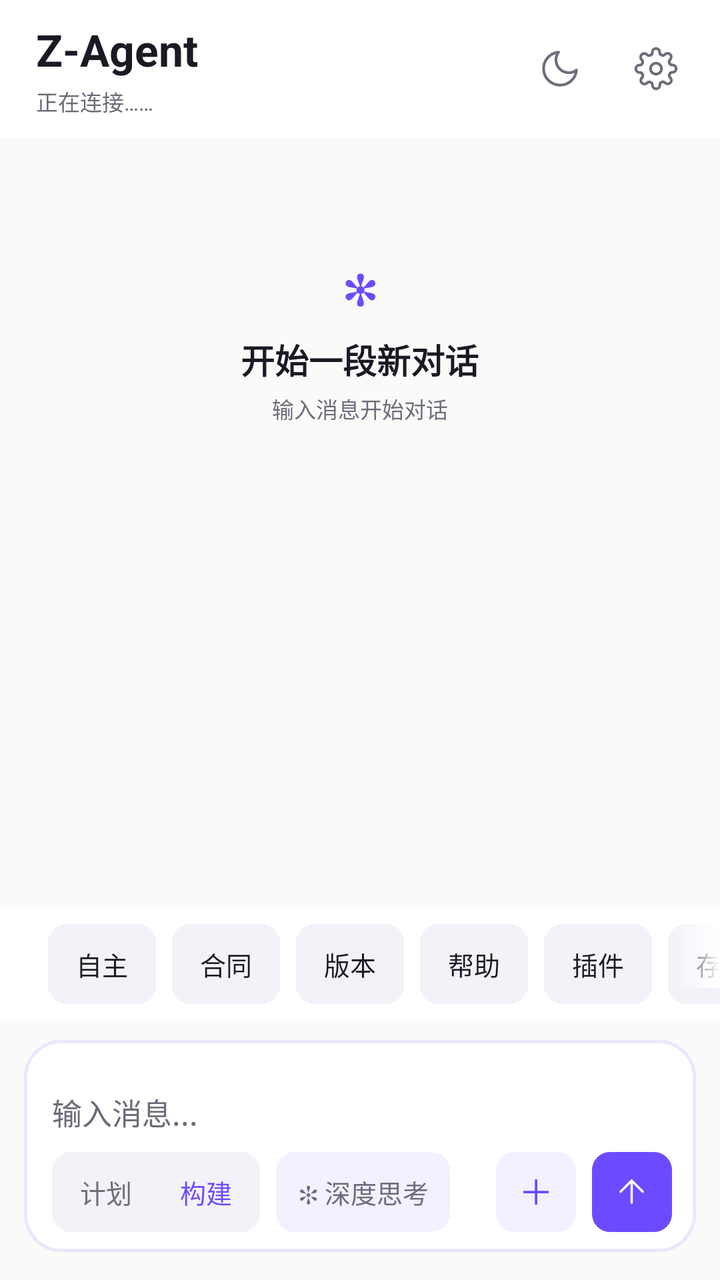
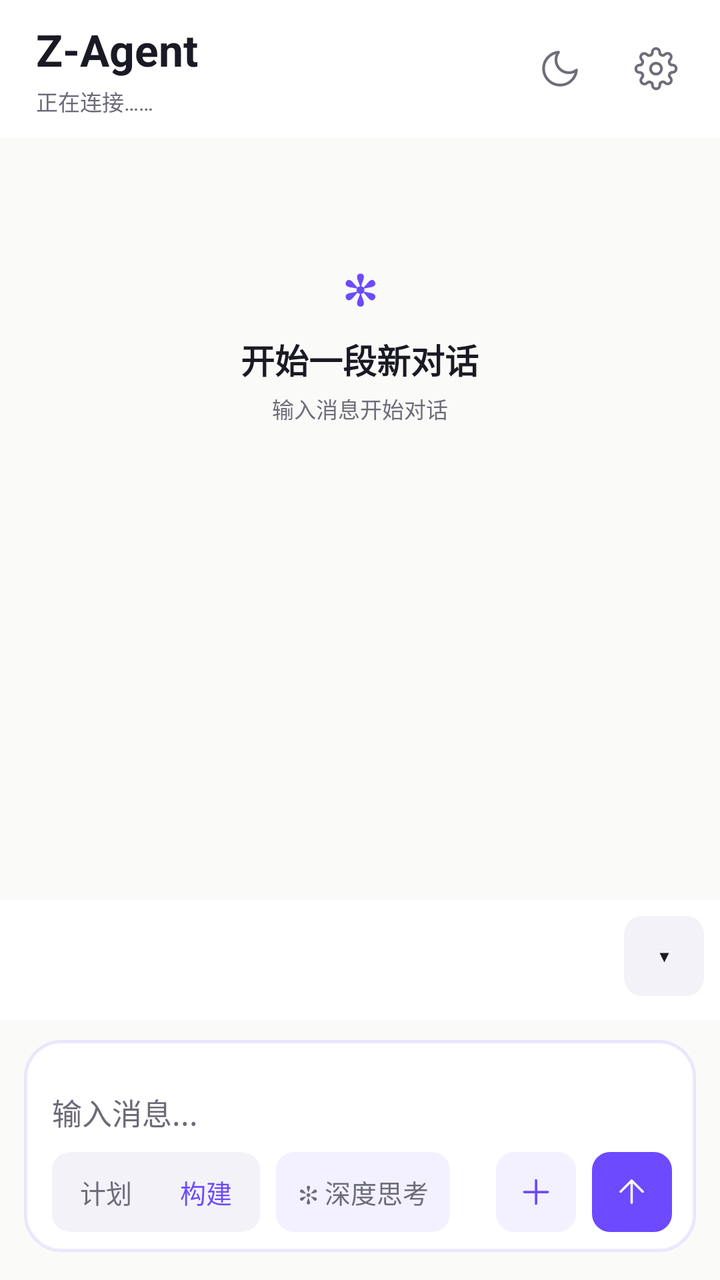

Before-and-after screenshots of an Android layout around one commit, followed by the original layout XML and the change that was made.
<!-- AndroidManifest.xml: application theme AppTheme -->
<!-- res/layout/activity_main.xml -->
<?xml version="1.0" encoding="utf-8"?>
<LinearLayout xmlns:android="http://schemas.android.com/apk/res/android"
android:id="@+id/rootView"
android:layout_width="match_parent"
android:layout_height="match_parent"
android:background="@color/bg_canvas"
android:orientation="vertical">


<LinearLayout
android:id="@+id/topBar"
android:layout_width="match_parent"
android:layout_height="wrap_content"
android:background="@color/bg_elevated"
android:gravity="center_vertical"
android:orientation="horizontal"
android:paddingStart="18dp"
android:paddingTop="10dp"
android:paddingEnd="8dp"
android:paddingBottom="10dp">

<LinearLayout
android:layout_width="0dp"
android:layout_height="wrap_content"
android:layout_weight="1"
android:orientation="vertical">
<TextView
android:layout_width="wrap_content"
android:layout_height="wrap_content"
android:text="Z-Agent"
android:textColor="@color/text_primary"
android:textSize="@dimen/fs_display"
android:textStyle="bold" />
<TextView
android:id="@+id/statusText"
android:layout_width="match_parent"
android:layout_height="wrap_content"
android:layout_marginTop="3dp"
android:ellipsize="end"
android:maxLines="1"
android:text="正在连接……"
android:textColor="@color/text_tertiary"
android:textSize="@dimen/fs_caption" />
</LinearLayout>


<FrameLayout
android:id="@+id/themeButton"
android:contentDescription="切换深浅主题"
android:layout_width="48dp"
android:layout_height="48dp"
android:background="?attr/selectableItemBackgroundBorderless"
android:clickable="true"
android:focusable="true">
<ImageView
android:id="@+id/themeIcon"
android:layout_width="22dp"
android:layout_height="22dp"
android:layout_gravity="center"
android:src="@drawable/ic_moon" />
</FrameLayout>


<FrameLayout
android:id="@+id/settingsButton"
android:contentDescription="打开设置"
android:layout_width="48dp"
android:layout_height="48dp"
android:background="?attr/selectableItemBackgroundBorderless"
android:clickable="true"
android:focusable="true">
<ImageView
android:layout_width="22dp"
android:layout_height="22dp"
android:layout_gravity="center"
android:src="@drawable/ic_gear" />
</FrameLayout>
</LinearLayout>


<FrameLayout
android:layout_width="match_parent"
android:layout_height="0dp"
android:layout_weight="1">

<ScrollView
android:id="@+id/outputScroll"
android:layout_width="match_parent"
android:layout_height="match_parent"
android:background="@color/bg_canvas"
android:fillViewport="true"
android:overScrollMode="always"
android:scrollbars="vertical">
<LinearLayout
android:id="@+id/chatContainer"
android:layout_width="match_parent"
android:layout_height="wrap_content"
android:orientation="vertical"
android:paddingStart="8dp"
android:paddingTop="12dp"
android:paddingEnd="8dp"
android:paddingBottom="12dp">

<LinearLayout
android:id="@+id/emptyState"
android:layout_width="match_parent"
android:layout_height="wrap_content"
android:gravity="center_horizontal"
android:orientation="vertical"
android:paddingTop="48dp"
android:paddingBottom="24dp">
<TextView
android:layout_width="wrap_content"
android:layout_height="wrap_content"
android:text="✻"
android:textColor="@color/accent"
android:textSize="@dimen/fs_display"
android:textStyle="bold" />
<TextView
android:layout_width="wrap_content"
android:layout_height="wrap_content"
android:layout_marginTop="8dp"
android:text="开始一段新对话"
android:textColor="@color/text_primary"
android:textSize="@dimen/fs_title"
android:textStyle="bold" />
<TextView
android:layout_width="wrap_content"
android:layout_height="wrap_content"
android:layout_marginTop="4dp"
android:text="输入消息开始对话"
android:textColor="@color/text_secondary"
android:textSize="@dimen/fs_caption" />
</LinearLayout>
 </LinearLayout>
</ScrollView>


<FrameLayout
android:id="@+id/scrollBottomBtn"
android:layout_width="40dp"
android:layout_height="40dp"
android:layout_gravity="bottom|end"
android:layout_marginEnd="16dp"
 android:layout_marginBottom="76dp"
android:background="@drawable/bg_circle_btn"
android:clickable="true"
android:focusable="true"
android:foreground="@drawable/ripple_circle"
android:visibility="gone">
<TextView
android:layout_width="wrap_content"
android:layout_height="wrap_content"
android:layout_gravity="center"
android:text="↓"
android:textColor="@color/accent"
android:textSize="20sp"
android:textStyle="bold" />
</FrameLayout>
</FrameLayout>


<FrameLayout
android:layout_width="match_parent"
android:layout_height="wrap_content"
android:background="@color/bg_elevated">

<HorizontalScrollView
android:id="@+id/quickScroll"
android:layout_width="match_parent"
android:layout_height="wrap_content"
android:overScrollMode="never"
android:scrollbars="none">
<LinearLayout
android:layout_width="wrap_content"
android:layout_height="wrap_content"
android:orientation="horizontal"
android:paddingStart="16dp"
android:paddingTop="8dp"
android:paddingEnd="16dp"
android:paddingBottom="8dp">
<TextView android:id="@+id/btnIdle" style="@style/QuickChip" android:text="自主" />
<TextView android:id="@+id/btnContract" style="@style/QuickChip" android:text="合同" />
<TextView android:id="@+id/btnVersions" style="@style/QuickChip" android:text="版本" />
<TextView android:id="@+id/btnHelp" style="@style/QuickChip" android:text="帮助" />
<TextView android:id="@+id/btnPlugins" style="@style/QuickChip" android:text="插件" />
<TextView android:id="@+id/btnSavePlugin" style="@style/QuickChip" android:text="存插件" />
<TextView android:id="@+id/btnClear" style="@style/QuickChip" android:text="清屏" />
</LinearLayout>
</HorizontalScrollView>


<View
android:id="@+id/quickScrim"
android:layout_width="24dp"
android:layout_height="40dp"
android:layout_gravity="end"
android:background="@drawable/scrim_right" />
</FrameLayout>


<LinearLayout
android:id="@+id/inputBar"
android:layout_width="match_parent"
android:layout_height="wrap_content"
android:background="@color/bg_canvas"
android:orientation="vertical"
android:paddingStart="12dp"
android:paddingTop="10dp"
android:paddingEnd="12dp"
android:paddingBottom="14dp">

<LinearLayout
android:id="@+id/inputCard"
android:layout_width="match_parent"
android:layout_height="wrap_content"
android:background="@drawable/bg_input_card"
android:orientation="vertical"
android:paddingStart="14dp"
android:paddingTop="12dp"
android:paddingEnd="12dp"
android:paddingBottom="10dp">

<HorizontalScrollView
android:id="@+id/attachScroll"
android:layout_width="match_parent"
android:layout_height="wrap_content"
android:scrollbars="none"
android:visibility="gone">
<LinearLayout
android:id="@+id/attachRow"
android:layout_width="wrap_content"
android:layout_height="wrap_content"
android:orientation="horizontal"
android:paddingBottom="6dp" />
</HorizontalScrollView>

<EditText
android:id="@+id/inputEdit"
android:layout_width="match_parent"
android:layout_height="wrap_content"
android:minHeight="44dp"
android:background="@null"
android:hint="输入消息..."
android:imeOptions="actionSend"
android:inputType="textCapSentences"
android:maxLines="5"
android:paddingTop="8dp"
android:paddingBottom="4dp"
android:textColor="@color/text_primary"
android:textColorHint="@color/text_tertiary"
android:textSize="@dimen/fs_body" />

<LinearLayout
android:layout_width="match_parent"
android:layout_height="wrap_content"
android:gravity="center_vertical"
android:orientation="horizontal">

<FrameLayout
android:id="@+id/segContainer"
android:layout_width="wrap_content"
android:layout_height="40dp"
android:background="@drawable/bg_seg_container"
android:padding="2dp">
<View
android:id="@+id/segThumb"
android:layout_width="0dp"
android:layout_height="match_parent"
android:background="@drawable/bg_seg_thumb" />
<LinearLayout
android:layout_width="wrap_content"
android:layout_height="match_parent"
android:orientation="horizontal">
<TextView
android:id="@+id/segPlan"
android:layout_width="wrap_content"
android:layout_height="match_parent"
android:gravity="center"
android:paddingStart="12dp"
android:paddingEnd="12dp"
android:text="计划"
android:textColor="@color/text_secondary"
android:textSize="@dimen/fs_label" />
<TextView
android:id="@+id/segBuild"
android:layout_width="wrap_content"
android:layout_height="match_parent"
android:gravity="center"
android:paddingStart="12dp"
android:paddingEnd="12dp"
android:text="构建"
android:textColor="@color/accent"
android:textSize="@dimen/fs_label" />
</LinearLayout>
</FrameLayout>

<TextView
android:id="@+id/chipThink2"
android:layout_width="wrap_content"
android:layout_height="40dp"
android:layout_marginStart="8dp"
android:background="@drawable/bg_mini_pill"
android:clickable="true"
android:focusable="true"
android:foreground="@drawable/ripple_pill"
android:gravity="center"
android:paddingStart="11dp"
android:paddingEnd="11dp"
android:text="✻ 深度思考"
android:textColor="@color/text_secondary"
android:textSize="@dimen/fs_label"
android:maxLines="1"
android:singleLine="true" />

<TextView
android:id="@+id/chipSearch"
android:layout_width="wrap_content"
android:layout_height="48dp"
android:visibility="gone" />

<View
android:layout_width="0dp"
android:layout_height="1dp"
android:layout_weight="1" />

<FrameLayout
android:id="@+id/btnPlus"
android:contentDescription="添加附件"
android:layout_width="40dp"
android:layout_height="40dp"
android:background="@drawable/bg_circle_btn"
android:clickable="true"
android:focusable="true"
android:foreground="@drawable/ripple_circle">
<ImageView
android:layout_width="20dp"
android:layout_height="20dp"
android:layout_gravity="center"
android:src="@drawable/ic_plus" />
</FrameLayout>

<FrameLayout
android:id="@+id/sendButton"
android:contentDescription="发送消息"
android:layout_width="40dp"
android:layout_height="40dp"
android:layout_marginStart="8dp"
android:background="@drawable/bg_circle_send"
android:clickable="true"
android:focusable="true"
android:foreground="@drawable/ripple_circle">
<ImageView
android:layout_width="19dp"
android:layout_height="19dp"
android:layout_gravity="center"
android:src="@drawable/ic_send_arrow" />
</FrameLayout>
</LinearLayout>
</LinearLayout>

</LinearLayout>
</LinearLayout>
<!-- resources referenced by this layout -->
<resources>
  <color name="accent">#6D4AFF</color>
  <color name="bg_canvas">#FAFAF9</color>
  <color name="bg_elevated">#FFFFFF</color>
  <color name="text_primary">#1A1A24</color>
  <color name="text_secondary">#6D6D7A</color>
  <color name="text_tertiary">#6B6B78</color>
  <dimen name="fs_body">15sp</dimen>
  <dimen name="fs_caption">11sp</dimen>
  <dimen name="fs_display">22sp</dimen>
  <dimen name="fs_label">13sp</dimen>
  <dimen name="fs_title">17sp</dimen>
  <!-- drawable bg_circle_btn (drawable) -->
  <?xml version="1.0" encoding="utf-8"?>
  <shape xmlns:android="http://schemas.android.com/apk/res/android" android:shape="rectangle">
   <solid android:color="@color/accent_subtle" />
   <corners android:radius="8.95dp" />
  </shape>
  <!-- drawable bg_circle_send (drawable) -->
  <?xml version="1.0" encoding="utf-8"?>
  <shape xmlns:android="http://schemas.android.com/apk/res/android" android:shape="rectangle">
   <solid android:color="@color/accent" />
   <corners android:radius="8.95dp" />
  </shape>
  <!-- drawable bg_mini_pill (drawable) -->
  <?xml version="1.0" encoding="utf-8"?>
  <shape xmlns:android="http://schemas.android.com/apk/res/android" android:shape="rectangle">
  <solid android:color="@color/accent_subtle" />
  <corners android:radius="@dimen/radius_sm" />
  </shape>
  <!-- drawable bg_seg_container (drawable) -->
  <?xml version="1.0" encoding="utf-8"?>
  <shape xmlns:android="http://schemas.android.com/apk/res/android" android:shape="rectangle">
  <solid android:color="@color/bg_subtle" />
  <corners android:radius="@dimen/radius_sm" />
  </shape>
  <!-- drawable scrim_right (drawable) -->
  <?xml version="1.0" encoding="utf-8"?>
  <shape xmlns:android="http://schemas.android.com/apk/res/android" android:shape="rectangle">
  <gradient android:startColor="@android:color/transparent" android:endColor="@color/bg_elevated" android:angle="0" />
  </shape>
  <style name="QuickChip">
  <item name="android:layout_width">wrap_content</item>
  <item name="android:layout_height">40dp</item>
  <item name="android:layout_marginStart">@dimen/space_sm</item>
  <item name="android:background">@drawable/bg_quick</item>
  <item name="android:foreground">@drawable/ripple_press</item>
  <item name="android:gravity">center</item>
  <item name="android:paddingStart">@dimen/pad_pill_h</item>
  <item name="android:paddingEnd">@dimen/pad_pill_h</item>
  <item name="android:textColor">@color/text_primary</item>
  <item name="android:textSize">@dimen/fs_label</item>
  <item name="android:clickable">true</item>
  <item name="android:focusable">true</item>
  </style>
  <color name="accent_subtle">#146D4AFF</color>
  <dimen name="radius_lg">18dp</dimen>
  <color name="accent_line">#1F6D4AFF</color>
  <dimen name="radius_sm">8.95dp</dimen>
  <color name="bg_subtle">#F4F2F9</color>
  <color name="on_accent">#FFFFFF</color>
  <dimen name="space_sm">8dp</dimen>
  <!-- drawable bg_quick (drawable) -->
  <?xml version="1.0" encoding="utf-8"?>
  <shape xmlns:android="http://schemas.android.com/apk/res/android" android:shape="rectangle">
  <solid android:color="@color/bg_subtle" />
  <corners android:radius="@dimen/radius_sm" />
  </shape>
  <!-- drawable ripple_press (drawable) -->
  <?xml version="1.0" encoding="utf-8"?>
  <ripple xmlns:android="http://schemas.android.com/apk/res/android" android:color="@color/accent_line">
  <item android:id="@android:id/mask">
  <shape android:shape="rectangle">
  <corners android:radius="@dimen/radius_sm" />
  <solid android:color="#FFFFFF" />
  </shape>
  </item>
  </ripple>
  <dimen name="pad_pill_h">14dp</dimen>
  <style name="AppBottomSheet" parent="Theme.Design.Light.BottomSheetDialog">
  <item name="bottomSheetStyle">@style/AppBottomSheet.Modal</item>
  <item name="android:windowIsFloating">false</item>
  <item name="android:statusBarColor">@android:color/transparent</item>
  </style>
  <style name="AppBottomSheet.Modal" parent="Widget.Design.BottomSheet.Modal">
  <item name="android:background">@android:color/transparent</item>
  </style>
  <!-- unchanged entries left out for length: 10 -->
</resources>

<!-- the commit's change to res/layout/activity_main.xml (unified diff, before → after) -->
@@ -160,42 +160,31 @@ android:textStyle="bold" />
 </FrameLayout>
 
 
-<FrameLayout
-android:layout_width="match_parent"
-android:layout_height="wrap_content"
-android:background="@color/bg_elevated">
-
-<HorizontalScrollView
-android:id="@+id/quickScroll"
-android:layout_width="match_parent"
-android:layout_height="wrap_content"
-android:overScrollMode="never"
-android:scrollbars="none">
-<LinearLayout
-android:layout_width="wrap_content"
-android:layout_height="wrap_content"
-android:orientation="horizontal"
-android:paddingStart="16dp"
-android:paddingTop="8dp"
-android:paddingEnd="16dp"
-android:paddingBottom="8dp">
-<TextView android:id="@+id/btnIdle" style="@style/QuickChip" android:text="自主" />
-<TextView android:id="@+id/btnContract" style="@style/QuickChip" android:text="合同" />
-<TextView android:id="@+id/btnVersions" style="@style/QuickChip" android:text="版本" />
-<TextView android:id="@+id/btnHelp" style="@style/QuickChip" android:text="帮助" />
-<TextView android:id="@+id/btnPlugins" style="@style/QuickChip" android:text="插件" />
-<TextView android:id="@+id/btnSavePlugin" style="@style/QuickChip" android:text="存插件" />
-<TextView android:id="@+id/btnClear" style="@style/QuickChip" android:text="清屏" />
-</LinearLayout>
+<FrameLayout android:id="@+id/quickBarContainer" android:layout_width="match_parent" android:layout_height="wrap_content" android:background="@color/bg_elevated" android:minHeight="60dp">
+
+
+
+<FrameLayout android:id="@+id/quickToggleCollapsed" android:layout_width="56dp" android:layout_height="56dp" android:layout_gravity="end|center_vertical" android:layout_marginTop="6dp" android:layout_marginEnd="16dp" android:layout_marginBottom="6dp" android:background="@drawable/bg_quick_toggle" android:clickable="true" android:focusable="true" android:foreground="@drawable/ripple_circle" android:visibility="gone">
+<TextView android:layout_width="wrap_content" android:layout_height="wrap_content" android:layout_gravity="center" android:text="/" android:textColor="@color/accent" android:textSize="26sp" android:textStyle="bold" />
+</FrameLayout>
+
+
+
+<LinearLayout android:id="@+id/quickRowWrap" android:layout_width="match_parent" android:layout_height="wrap_content" android:gravity="center_vertical" android:minHeight="56dp" android:orientation="horizontal" android:paddingStart="8dp" android:paddingTop="6dp" android:paddingEnd="8dp" android:paddingBottom="6dp">
+
+<HorizontalScrollView android:id="@+id/quickScroll" android:layout_width="0dp" android:layout_height="wrap_content" android:layout_weight="1" android:overScrollMode="never" android:scrollbars="none">
+<LinearLayout android:id="@+id/quickRow" android:layout_width="wrap_content" android:layout_height="wrap_content" android:gravity="center_vertical" android:orientation="horizontal" android:paddingStart="8dp" android:paddingEnd="8dp" />
 </HorizontalScrollView>
 
-
-<View
-android:id="@+id/quickScrim"
-android:layout_width="24dp"
-android:layout_height="40dp"
-android:layout_gravity="end"
-android:background="@drawable/scrim_right" />
+<TextView android:id="@+id/quickCollapse" android:layout_width="40dp" android:layout_height="40dp" android:layout_marginStart="4dp" android:background="@drawable/bg_quick" android:clickable="true" android:focusable="true" android:foreground="@drawable/ripple_pill" android:gravity="center" android:text="▾" android:textColor="@color/text_primary" android:textSize="16sp" />
+</LinearLayout>
+
+
+
+<LinearLayout android:id="@+id/quickEditBar" android:layout_width="match_parent" android:layout_height="36dp" android:layout_gravity="bottom" android:background="@color/bg_subtle" android:gravity="center_vertical" android:orientation="horizontal" android:paddingStart="16dp" android:paddingEnd="12dp" android:visibility="gone">
+<TextView android:layout_width="0dp" android:layout_height="wrap_content" android:layout_weight="1" android:text="拖动排序 · 点×移除 · 点＋添加" android:textColor="@color/text_secondary" android:textSize="11sp" />
+<TextView android:id="@+id/quickEditDone" android:layout_width="wrap_content" android:layout_height="wrap_content" android:paddingStart="12dp" android:paddingEnd="4dp" android:text="完成" android:textColor="@color/accent" android:textSize="13sp" android:textStyle="bold" />
+</LinearLayout>
 </FrameLayout>
 
 
<!-- resource entries referenced after the edit -->
@@ -35,49 +35,34 @@
   <solid android:color="@color/bg_subtle" />
   <corners android:radius="@dimen/radius_sm" />
   </shape>
-  <!-- drawable scrim_right (drawable) -->
-  <?xml version="1.0" encoding="utf-8"?>
-  <shape xmlns:android="http://schemas.android.com/apk/res/android" android:shape="rectangle">
-  <gradient android:startColor="@android:color/transparent" android:endColor="@color/bg_elevated" android:angle="0" />
-  </shape>
-  <style name="QuickChip">
-  <item name="android:layout_width">wrap_content</item>
-  <item name="android:layout_height">40dp</item>
-  <item name="android:layout_marginStart">@dimen/space_sm</item>
-  <item name="android:background">@drawable/bg_quick</item>
-  <item name="android:foreground">@drawable/ripple_press</item>
-  <item name="android:gravity">center</item>
-  <item name="android:paddingStart">@dimen/pad_pill_h</item>
-  <item name="android:paddingEnd">@dimen/pad_pill_h</item>
-  <item name="android:textColor">@color/text_primary</item>
-  <item name="android:textSize">@dimen/fs_label</item>
-  <item name="android:clickable">true</item>
-  <item name="android:focusable">true</item>
-  </style>
   <color name="accent_subtle">#146D4AFF</color>
   <dimen name="radius_lg">18dp</dimen>
   <color name="accent_line">#1F6D4AFF</color>
   <dimen name="radius_sm">8.95dp</dimen>
+  <color name="btn_shadow">#00000000</color>
   <color name="bg_subtle">#F4F2F9</color>
   <color name="on_accent">#FFFFFF</color>
-  <dimen name="space_sm">8dp</dimen>
   <!-- drawable bg_quick (drawable) -->
   <?xml version="1.0" encoding="utf-8"?>
   <shape xmlns:android="http://schemas.android.com/apk/res/android" android:shape="rectangle">
   <solid android:color="@color/bg_subtle" />
   <corners android:radius="@dimen/radius_sm" />
   </shape>
-  <!-- drawable ripple_press (drawable) -->
+  <!-- drawable bg_quick_toggle (drawable) -->
   <?xml version="1.0" encoding="utf-8"?>
-  <ripple xmlns:android="http://schemas.android.com/apk/res/android" android:color="@color/accent_line">
-  <item android:id="@android:id/mask">
-  <shape android:shape="rectangle">
-  <corners android:radius="@dimen/radius_sm" />
-  <solid android:color="#FFFFFF" />
-  </shape>
-  </item>
-  </ripple>
-  <dimen name="pad_pill_h">14dp</dimen>
+  <layer-list xmlns:android="http://schemas.android.com/apk/res/android">
+   <item android:top="2dp">
+   <shape android:shape="oval">
+   <solid android:color="@color/btn_shadow" />
+   </shape>
+   </item>
+   <item android:bottom="2dp">
+   <shape android:shape="oval">
+   <solid android:color="@color/bg_elevated" />
+   <stroke android:width="1dp" android:color="@color/accent_line" />
+   </shape>
+   </item>
+  </layer-list>
   <style name="AppBottomSheet" parent="Theme.Design.Light.BottomSheetDialog">
   <item name="bottomSheetStyle">@style/AppBottomSheet.Modal</item>
   <item name="android:windowIsFloating">false</item>
